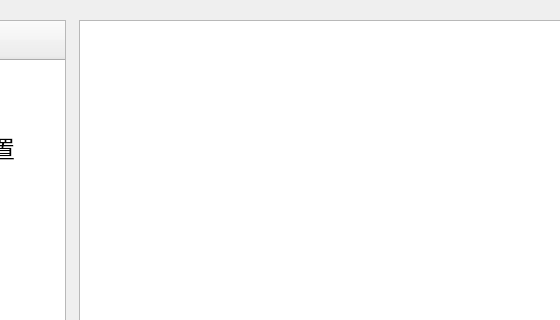
Tetraelc/A66_PRO, file A66-app/systemsetting.ui: the form before one commit; both pictures show x 121 to 681 and y 0 to 320 of the 1024 by 540 pixel window.
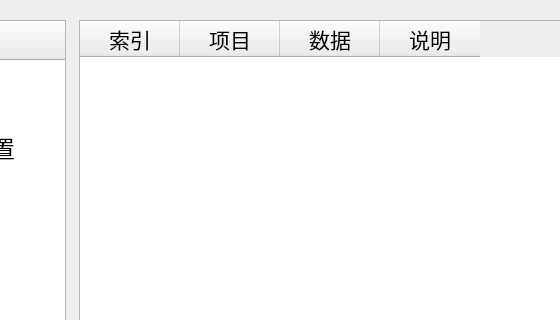
The form after the commit. Icons and pictures are not drawn.

```diff
--- a/A66-app/systemsetting.ui
+++ b/A66-app/systemsetting.ui
@@ -63,7 +63,7 @@
       <number>4</number>
      </property>
      <attribute name="horizontalHeaderVisible">
-      <bool>false</bool>
+      <bool>true</bool>
      </attribute>
      <attribute name="horizontalHeaderHighlightSections">
       <bool>false</bool>
```
Left out of the diff: 2 changed lines with no effect on the pictures.
